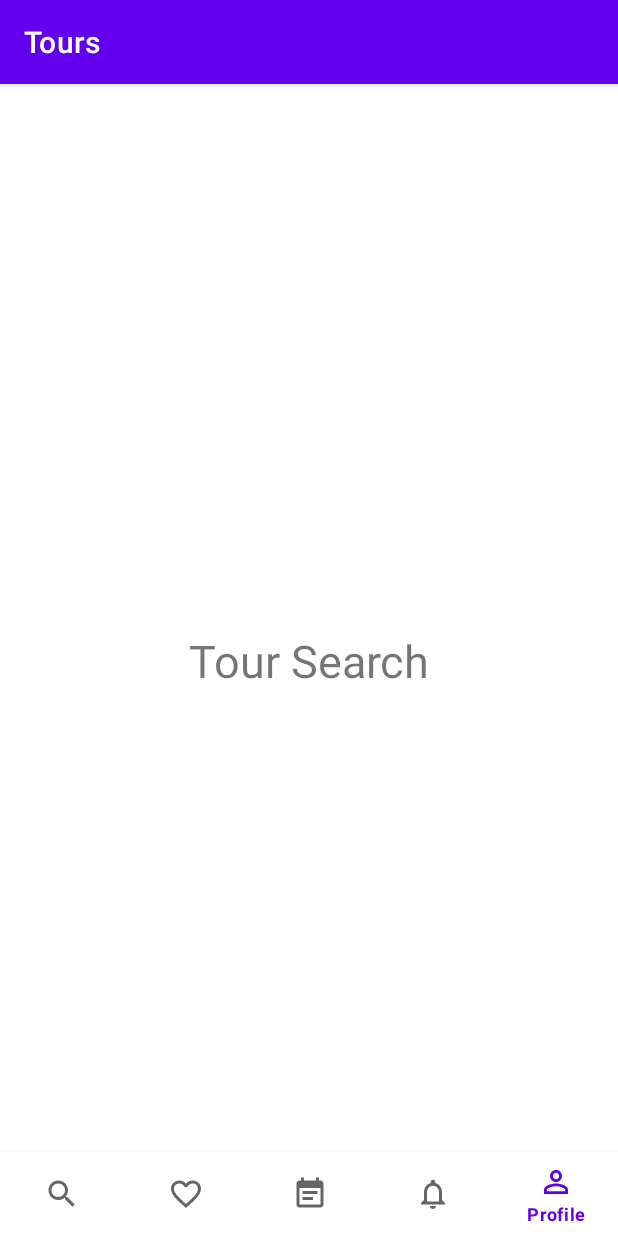
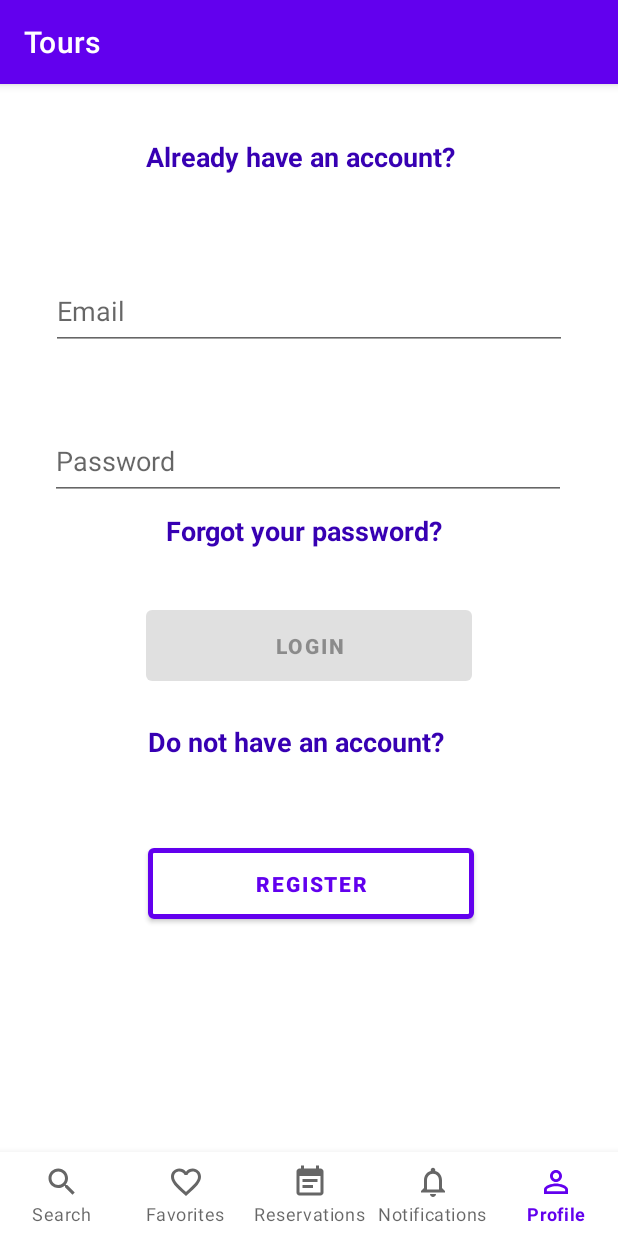
Before and after one commit to Alvarodb/tour-mobile-app, an Android app: the screen it shows after launch (MainActivity), item 5 of the bottom bar chosen, on a phone screen of 412 x 824 dp. Run offline under Robolectric (Android 15) with nearby library versions, the phone set to English and light mode, and no system bars; our stand-ins replace navigation-ui.

Commit message:
Alvaro Done

```diff
--- a/app/build.gradle
+++ b/app/build.gradle
@@ -1,6 +1,7 @@
 plugins {
     id 'com.android.application'
     id 'kotlin-android'
+    id 'kotlin-android-extensions'
 }
 
 android {
@@ -42,6 +43,9 @@ dependencies {
     implementation 'androidx.navigation:navigation-fragment-ktx:2.3.4'
     implementation 'androidx.navigation:navigation-ui-ktx:2.3.4'
     implementation 'androidx.legacy:legacy-support-v4:1.0.0'
+    implementation 'androidx.annotation:annotation:1.1.0'
+    implementation 'androidx.lifecycle:lifecycle-livedata-ktx:2.2.0'
+    implementation 'androidx.lifecycle:lifecycle-viewmodel-ktx:2.2.0'
     testImplementation 'junit:junit:4.+'
     androidTestImplementation 'androidx.test.ext:junit:1.1.2'
     androidTestImplementation 'androidx.test.espresso:espresso-core:3.3.0'
--- /dev/null
+++ b/app/src/main/java/com/app/tours/LoginFragment.kt
@@ -0,0 +1,63 @@
+package com.app.tours
+
+import android.os.Bundle
+import android.text.Editable
+import android.text.TextWatcher
+import android.view.LayoutInflater
+import android.view.View
+import android.view.ViewGroup
+import androidx.fragment.app.Fragment
+import androidx.fragment.app.FragmentActivity
+import androidx.navigation.Navigation
+import androidx.navigation.fragment.NavHostFragment
+import kotlinx.android.synthetic.main.fragment_login.*
+import kotlinx.android.synthetic.main.fragment_login.view.*
+import kotlinx.android.synthetic.main.fragment_register.*
+
+class LoginFragment : Fragment() {
+
+    override fun onCreateView(
+        inflater: LayoutInflater, container: ViewGroup?,
+        savedInstanceState: Bundle?
+    ): View? {
+        val view = inflater.inflate(R.layout.fragment_login, container, false)
+        view.register.setOnClickListener { Navigation.findNavController(view).navigate(R.id.action_loginFragment_to_registerFragment)}
+        return view
+    }
+
+    override fun onViewCreated(view: View, savedInstanceState: Bundle?) {
+        super.onViewCreated(view, savedInstanceState)
+        email.addTextChangedListener(loginTextWatcher);
+        password.addTextChangedListener(loginTextWatcher);
+    }
+
+    private val loginTextWatcher: TextWatcher = object : TextWatcher {
+        override fun beforeTextChanged(s: CharSequence, start: Int, count: Int, after: Int) {
+
+        }
+
+        override fun onTextChanged(s: CharSequence, start: Int, before: Int, count: Int) {
+            val emailInput: String = email.getText().toString().trim()
+            val passwordInput: String = password.getText().toString().trim()
+
+            if (passwordInput.equals("")){
+                password.setError("Please enter a name");
+            }
+            else{
+                password.setError(null);
+            }
+            if (!android.util.Patterns.EMAIL_ADDRESS.matcher(emailInput).matches()) {
+                email.setError("Please enter a valid email address");
+            }
+            else{
+                email.setError(null);
+            }
+            login.setEnabled(email.error == null && password.error == null)
+        }
+
+
+        override fun afterTextChanged(s: Editable) {
+
+        }
+    }
+}
--- a/app/src/main/java/com/app/tours/MainActivity.kt
+++ b/app/src/main/java/com/app/tours/MainActivity.kt
@@ -2,10 +2,21 @@ package com.app.tours
 
 import androidx.appcompat.app.AppCompatActivity
 import android.os.Bundle
+import androidx.fragment.app.Fragment
+import androidx.navigation.Navigation
+import androidx.navigation.findNavController
+import androidx.navigation.fragment.NavHostFragment.findNavController
+import androidx.navigation.ui.AppBarConfiguration
+import androidx.navigation.ui.setupWithNavController
+import com.google.android.material.bottomnavigation.BottomNavigationView
+
 
 class MainActivity : AppCompatActivity() {
     override fun onCreate(savedInstanceState: Bundle?) {
         super.onCreate(savedInstanceState)
         setContentView(R.layout.activity_main)
+        val bottomNav: BottomNavigationView = findViewById<BottomNavigationView>(R.id.bottomNavigationView)
+        val navController = findNavController(R.id.fragment)
+        bottomNav.setupWithNavController(navController)
     }
 }
--- /dev/null
+++ b/app/src/main/res/drawable/ic_back.xml
@@ -0,0 +1,5 @@
+<vector android:height="24dp" android:tint="#FFFFFF"
+    android:viewportHeight="24" android:viewportWidth="24"
+    android:width="24dp" xmlns:android="http://schemas.android.com/apk/res/android">
+    <path android:fillColor="@android:color/white" android:pathData="M20,11H7.83l5.59,-5.59L12,4l-8,8 8,8 1.41,-1.41L7.83,13H20v-2z"/>
+</vector>
--- a/app/src/main/res/layout/activity_main.xml
+++ b/app/src/main/res/layout/activity_main.xml
@@ -1,10 +1,19 @@
 <?xml version="1.0" encoding="utf-8"?>
 <androidx.constraintlayout.widget.ConstraintLayout xmlns:android="http://schemas.android.com/apk/res/android"
+    android:id="@+id/nav_container"
     xmlns:app="http://schemas.android.com/apk/res-auto"
     xmlns:tools="http://schemas.android.com/tools"
     android:layout_width="match_parent"
     android:layout_height="match_parent"
     tools:context=".MainActivity">
+
+    <fragment
+        android:id="@+id/fragment"
+        android:name="androidx.navigation.fragment.NavHostFragment"
+        android:layout_width="match_parent"
+        android:layout_height="match_parent"
+        app:defaultNavHost="true"
+        app:navGraph="@navigation/nav" />
 
     <com.google.android.material.bottomnavigation.BottomNavigationView
         android:id="@+id/bottomNavigationView"
@@ -17,14 +26,7 @@
         app:layout_constraintStart_toStartOf="parent"
         app:layout_constraintTop_toTopOf="parent"
         app:layout_constraintVertical_bias="1.0"
+        app:labelVisibilityMode="labeled"
         app:menu="@menu/bottom_menu" />
 
-    <fragment
-        android:id="@+id/fragment"
-        android:name="androidx.navigation.fragment.NavHostFragment"
-        android:layout_width="match_parent"
-        android:layout_height="match_parent"
-        app:defaultNavHost="true"
-        app:navGraph="@navigation/nav" />
-
 </androidx.constraintlayout.widget.ConstraintLayout>
--- /dev/null
+++ b/app/src/main/res/layout/fragment_login.xml
@@ -0,0 +1,122 @@
+<?xml version="1.0" encoding="utf-8"?>
+<androidx.constraintlayout.widget.ConstraintLayout xmlns:android="http://schemas.android.com/apk/res/android"
+    xmlns:app="http://schemas.android.com/apk/res-auto"
+    xmlns:tools="http://schemas.android.com/tools"
+    android:id="@+id/frameLayout"
+    android:layout_width="match_parent"
+    android:layout_height="match_parent"
+    tools:context=".LoginFragment">
+
+    <TextView
+        android:id="@+id/haveAccount"
+        android:layout_width="217dp"
+        android:layout_height="37dp"
+        android:layout_marginStart="98dp"
+        android:layout_marginTop="36dp"
+        android:layout_marginEnd="98dp"
+        android:text="@string/have_account"
+        android:textColor="@color/purple_700"
+        android:textSize="18sp"
+        android:textStyle="bold"
+        app:layout_constraintEnd_toEndOf="parent"
+        app:layout_constraintStart_toStartOf="parent"
+        app:layout_constraintTop_toTopOf="parent" />
+
+    <EditText
+        android:id="@+id/email"
+        android:layout_width="344dp"
+        android:layout_height="52dp"
+        android:layout_marginStart="33dp"
+        android:layout_marginTop="52dp"
+        android:layout_marginEnd="34dp"
+        android:ems="10"
+        android:hint="@string/email"
+        android:inputType="textEmailAddress"
+        android:textColorHighlight="@color/purple_500"
+        android:textColorLink="@color/purple_500"
+        app:layout_constraintEnd_toEndOf="parent"
+        app:layout_constraintStart_toStartOf="parent"
+        app:layout_constraintTop_toBottomOf="@+id/haveAccount" />
+
+    <EditText
+        android:id="@+id/password"
+        android:layout_width="344dp"
+        android:layout_height="52dp"
+        android:layout_marginStart="33dp"
+        android:layout_marginTop="48dp"
+        android:layout_marginEnd="34dp"
+        android:ems="10"
+        android:hint="@string/password"
+        android:inputType="textPassword"
+        android:textColorHighlight="@color/purple_500"
+        android:textColorLink="@color/purple_500"
+        app:layout_constraintEnd_toEndOf="parent"
+        app:layout_constraintHorizontal_bias="0.0"
+        app:layout_constraintStart_toStartOf="parent"
+        app:layout_constraintTop_toBottomOf="@+id/email" />
+
+    <TextView
+        android:id="@+id/forgotPassword"
+        android:layout_width="190dp"
+        android:layout_height="37dp"
+        android:layout_marginStart="110dp"
+        android:layout_marginTop="8dp"
+        android:layout_marginEnd="111dp"
+        android:text="@string/forgot_password"
+        android:textColor="@color/purple_700"
+        android:textSize="18sp"
+        android:textStyle="bold"
+        app:layout_constraintEnd_toEndOf="parent"
+        app:layout_constraintStart_toStartOf="parent"
+        app:layout_constraintTop_toBottomOf="@+id/password" />
+
+    <Button
+        android:id="@+id/login"
+        android:layout_width="217dp"
+        android:layout_height="59dp"
+        android:layout_marginStart="97dp"
+        android:layout_marginTop="22dp"
+        android:layout_marginEnd="97dp"
+        android:enabled="false"
+        android:shape="oval"
+        android:text="@string/login"
+        android:textStyle="bold"
+        app:layout_constraintEnd_toEndOf="parent"
+        app:layout_constraintStart_toStartOf="parent"
+        app:layout_constraintTop_toBottomOf="@+id/forgotPassword" />
+
+    <TextView
+        android:id="@+id/dontHaveAccount"
+        android:layout_width="217dp"
+        android:layout_height="37dp"
+        android:layout_marginStart="98dp"
+        android:layout_marginTop="22dp"
+        android:layout_marginEnd="96dp"
+        android:text="@string/dont_have_account"
+        android:textColor="@color/purple_700"
+        android:textSize="18sp"
+        android:textStyle="bold"
+        app:layout_constraintEnd_toEndOf="parent"
+        app:layout_constraintStart_toStartOf="parent"
+        app:layout_constraintTop_toBottomOf="@+id/login" />
+
+    <Button
+        android:id="@+id/register"
+        android:layout_width="217dp"
+        android:layout_height="59dp"
+        android:layout_marginStart="98dp"
+        android:layout_marginTop="22dp"
+        android:layout_marginEnd="96dp"
+        android:layout_marginBottom="187dp"
+        android:text="@string/register"
+        android:textColor="@color/purple_500"
+        android:textStyle="bold"
+        app:backgroundTint="@color/white"
+        app:layout_constraintBottom_toBottomOf="parent"
+        app:layout_constraintEnd_toEndOf="parent"
+        app:layout_constraintStart_toStartOf="parent"
+        app:layout_constraintTop_toBottomOf="@+id/dontHaveAccount"
+        app:strokeColor="@color/purple_500"
+        app:strokeWidth="5px" />
+
+</androidx.constraintlayout.widget.ConstraintLayout>
--- a/app/src/main/res/layout/fragment_tour_search.xml
+++ b/app/src/main/res/layout/fragment_tour_search.xml
@@ -7,13 +7,10 @@
     tools:context=".TourSearch">
 
     <TextView
-        android:layout_width="wrap_content"
-        android:layout_height="wrap_content"
-        android:text="@string/tour_search_fragment"
-        android:textSize="30sp"
-        app:layout_constraintBottom_toBottomOf="parent"
-        app:layout_constraintEnd_toEndOf="parent"
-        app:layout_constraintStart_toStartOf="parent"
-        app:layout_constraintTop_toTopOf="parent" />
-
+        android:id="@+id/textView"
+        android:layout_width="144dp"
+        android:layout_height="79dp"
+        android:text="Tour Search"
+        tools:layout_editor_absoluteX="160dp"
+        tools:layout_editor_absoluteY="305dp" />
 </androidx.constraintlayout.widget.ConstraintLayout>
--- a/app/src/main/res/menu/bottom_menu.xml
+++ b/app/src/main/res/menu/bottom_menu.xml
@@ -2,18 +2,23 @@
 <menu xmlns:android="http://schemas.android.com/apk/res/android">
 
     <item
+        android:id="@+id/tourSearch"
         android:icon="@drawable/ic_search"
         android:title="Search" />
     <item
+        android:id="@+id/bottom_favorites"
         android:icon="@drawable/ic_favorites"
         android:title="Favorites" />
     <item
+        android:id="@+id/bottom_reservation"
         android:icon="@drawable/ic_reservation"
         android:title="Reservations" />
     <item
+        android:id="@+id/bottom_notification"
         android:icon="@drawable/ic_notification"
         android:title="Notifications" />
     <item
+        android:id="@+id/loginFragment"
         android:icon="@drawable/ic_profile"
         android:title="Profile" />
 </menu>
--- a/app/src/main/res/navigation/nav.xml
+++ b/app/src/main/res/navigation/nav.xml
@@ -10,4 +10,22 @@
         android:name="com.app.tours.TourSearch"
         android:label="fragment_tour_search"
         tools:layout="@layout/fragment_tour_search" />
+    <fragment
+        android:id="@+id/loginFragment"
+        android:name="com.app.tours.LoginFragment"
+        android:label="fragment_login"
+        tools:layout="@layout/fragment_login" >
+        <action
+            android:id="@+id/action_loginFragment_to_registerFragment"
+            app:destination="@id/registerFragment" />
+    </fragment>
+    <fragment
+        android:id="@+id/registerFragment"
+        android:name="com.app.tours.RegisterFragment"
+        android:label="fragment_register"
+        tools:layout="@layout/fragment_register" >
+        <action
+            android:id="@+id/action_registerFragment_to_loginFragment"
+            app:destination="@id/loginFragment" />
+    </fragment>
 </navigation>
--- a/app/src/main/res/values/strings.xml
+++ b/app/src/main/res/values/strings.xml
@@ -3,4 +3,13 @@
     <!-- TODO: Remove or change this placeholder text -->
     <string name="hello_blank_fragment">Hello blank fragment</string>
     <string name="tour_search_fragment">Tour Search</string>
+    <string name="have_account">Already have an account?</string>
+    <string name="dont_have_account">Do not have an account?</string>
+    <string name="login">Login</string>
+    <string name="forgot_password">Forgot your password?</string>
+    <string name="register">Register</string>
+    <string name="email">Email</string>
+    <string name="password">Password</string>
+    <string name="name">Name</string>
+    <string name="last_name">Last Name</string>
 </resources>
```
Also changed, not shown: app/src/main/java/com/app/tours/RegisterFragment.kt (added, +88 -0 lines), app/src/main/res/layout/fragment_register.xml (added, +118 -0 lines), app/src/main/java/com/app/tours/TourSearchFragment.kt (renamed from app/src/main/java/com/app/tours/TourSearch.kt).
